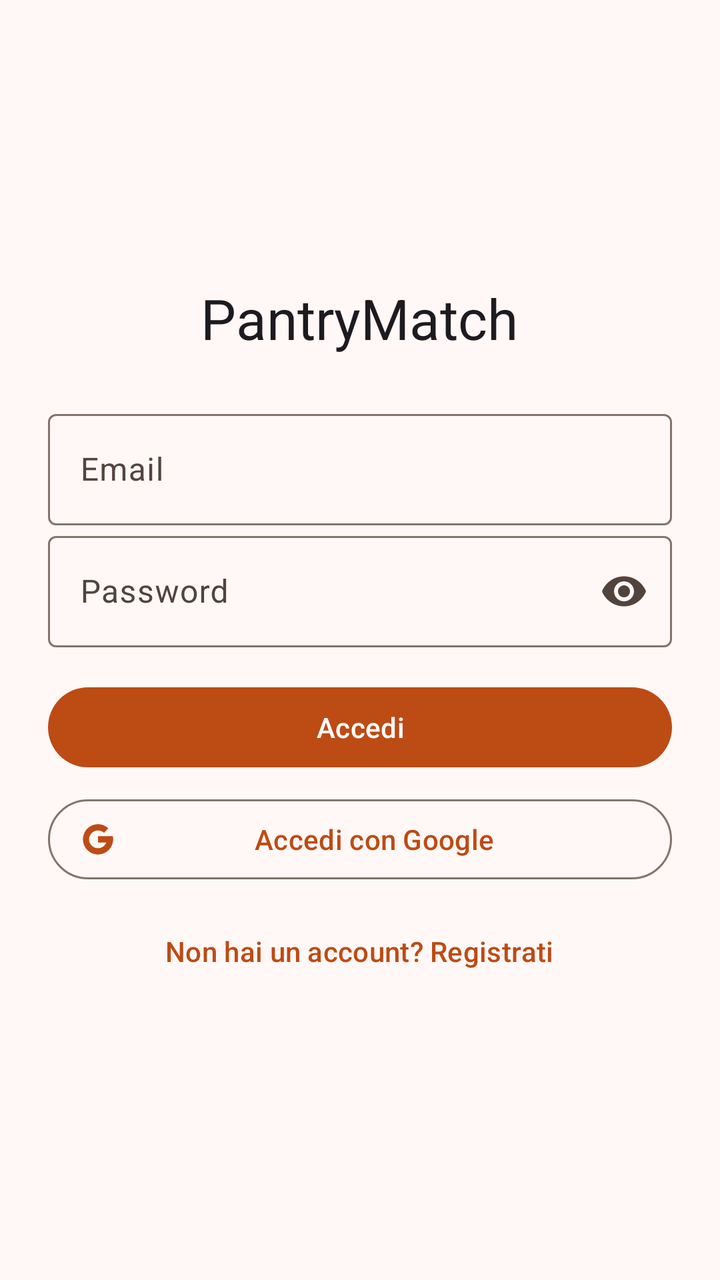
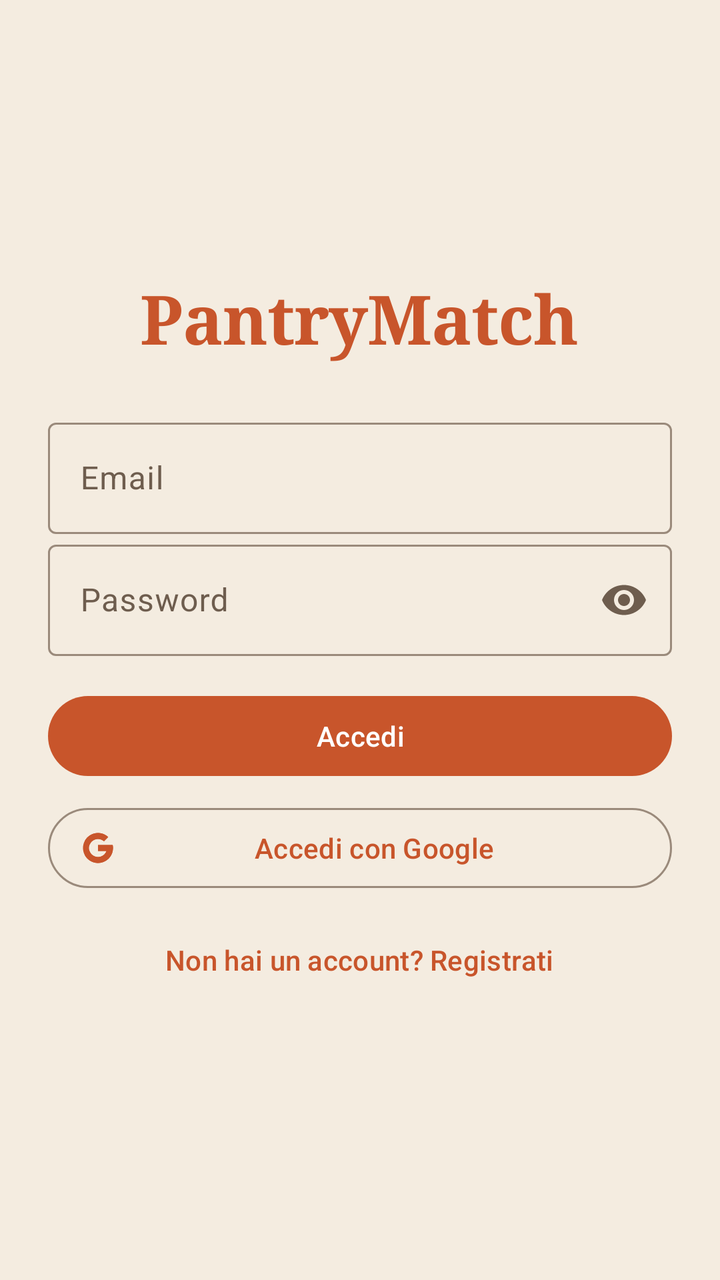

Before-and-after screenshots of an Android layout around one commit, followed by the original layout XML and the change that was made.
<!-- AndroidManifest.xml: application theme Theme.ESAMEMOBILE -->
<!-- res/layout/fragment_login.xml -->
<?xml version="1.0" encoding="utf-8"?>
<LinearLayout xmlns:android="http://schemas.android.com/apk/res/android"
    xmlns:app="http://schemas.android.com/apk/res-auto"
    android:layout_width="match_parent"
    android:layout_height="match_parent"
    android:gravity="center"
    android:orientation="vertical"
    android:padding="24dp">

    <TextView
        android:layout_width="wrap_content"
        android:layout_height="wrap_content"
        android:layout_marginBottom="24dp"
        android:text="@string/app_name"
        android:textAppearance="?attr/textAppearanceHeadlineMedium" />

    <com.google.android.material.textfield.TextInputLayout
        android:layout_width="match_parent"
        android:layout_height="wrap_content"
        android:hint="@string/email">

        <com.google.android.material.textfield.TextInputEditText
            android:id="@+id/editEmail"
            android:layout_width="match_parent"
            android:layout_height="wrap_content"
            android:inputType="textEmailAddress" />
    </com.google.android.material.textfield.TextInputLayout>

    <com.google.android.material.textfield.TextInputLayout
        android:layout_width="match_parent"
        android:layout_height="wrap_content"
        app:endIconMode="password_toggle"
        xmlns:app="http://schemas.android.com/apk/res-auto"
        android:hint="@string/password">

        <com.google.android.material.textfield.TextInputEditText
            android:id="@+id/editPassword"
            android:layout_width="match_parent"
            android:layout_height="wrap_content"
            android:inputType="textPassword" />
    </com.google.android.material.textfield.TextInputLayout>

    <com.google.android.material.button.MaterialButton
        android:id="@+id/buttonLogin"
        android:layout_width="match_parent"
        android:layout_height="wrap_content"
        android:layout_marginTop="16dp"
        android:text="@string/login" />

    <com.google.android.material.button.MaterialButton
        android:id="@+id/buttonGoogle"
        style="@style/Widget.Material3.Button.OutlinedButton.Icon"
        android:layout_width="match_parent"
        android:layout_height="wrap_content"
        android:layout_marginTop="8dp"
        android:text="@string/login_google"
        app:icon="@drawable/ic_google" />

    <com.google.android.material.button.MaterialButton
        android:id="@+id/buttonGoToRegister"
        style="@style/Widget.Material3.Button.TextButton"
        android:layout_width="wrap_content"
        android:layout_height="wrap_content"
        android:layout_marginTop="8dp"
        android:text="@string/go_to_register" />

    <ProgressBar
        android:id="@+id/progress"
        android:layout_width="wrap_content"
        android:layout_height="wrap_content"
        android:layout_marginTop="16dp"
        android:visibility="gone" />
</LinearLayout>
<!-- resources referenced by this layout -->
<resources>
  <!-- drawable ic_google (drawable) -->
  <vector xmlns:android="http://schemas.android.com/apk/res/android"
      android:width="24dp"
      android:height="24dp"
      android:viewportWidth="48"
      android:viewportHeight="48">
      <path
          android:fillColor="#FFC107"
          android:pathData="M43.611,20.083H42V20H24v8h11.303c-1.649,4.657 -6.08,8 -11.303,8c-6.627,0 -12,-5.373 -12,-12c0,-6.627 5.373,-12 12,-12c3.059,0 5.842,1.154 7.961,3.039l5.657,-5.657C34.046,6.053 29.268,4 24,4C12.955,4 4,12.955 4,24c0,11.045 8.955,20 20,20c11.045,0 20,-8.955 20,-20C44,22.659 43.862,21.35 43.611,20.083z" />
      <path
          android:fillColor="#FF3D00"
          android:pathData="M6.306,14.691l6.571,4.819C14.655,15.108 18.961,12 24,12c3.059,0 5.842,1.154 7.961,3.039l5.657,-5.657C34.046,6.053 29.268,4 24,4C16.318,4 9.656,8.337 6.306,14.691z" />
      <path
          android:fillColor="#4CAF50"
          android:pathData="M24,44c5.166,0 9.86,-1.977 13.409,-5.192l-6.19,-5.238C29.211,35.091 26.715,36 24,36c-5.202,0 -9.619,-3.317 -11.283,-7.946l-6.522,5.025C9.505,39.556 16.227,44 24,44z" />
      <path
          android:fillColor="#1976D2"
          android:pathData="M43.611,20.083H42V20H24v8h11.303c-0.792,2.237 -2.231,4.166 -4.087,5.571c0.001,-0.001 0.002,-0.001 0.003,-0.002l6.19,5.238C36.971,39.205 44,34 44,24C44,22.659 43.862,21.35 43.611,20.083z" />
  </vector>
  <string name="app_name">PantryMatch</string>
  <string name="email">Email</string>
  <string name="go_to_register">Non hai un account? Registrati</string>
  <string name="login">Accedi</string>
  <string name="login_google">Accedi con Google</string>
  <string name="password">Password</string>
  <style name="Theme.ESAMEMOBILE" parent="Base.Theme.ESAMEMOBILE" />
  <color name="md_primary">#BD4B14</color>
  <color name="md_on_primary">#FFFFFF</color>
  <color name="md_primary_container">#FFDBCC</color>
  <color name="md_on_primary_container">#380D00</color>
  <color name="md_inverse_primary">#FFB68F</color>
  <color name="md_secondary">#8C4A30</color>
  <color name="md_on_secondary">#FFFFFF</color>
  <color name="md_secondary_container">#FFDBCC</color>
  <color name="md_on_secondary_container">#341100</color>
  <color name="md_tertiary">#6D5C2E</color>
  <color name="md_on_tertiary">#FFFFFF</color>
  <color name="md_tertiary_container">#F8E0A1</color>
  <color name="md_on_tertiary_container">#221B00</color>
  <color name="md_error">#BA1A1A</color>
  <color name="md_on_error">#FFFFFF</color>
  <color name="md_error_container">#FFDAD6</color>
  <color name="md_on_error_container">#410002</color>
  <color name="md_background">#FFF8F6</color>
  <color name="md_on_background">#211A17</color>
  <color name="md_surface">#FFF8F6</color>
  <color name="md_on_surface">#211A17</color>
  <color name="md_surface_variant">#F4DED5</color>
  <color name="md_on_surface_variant">#52443D</color>
  <color name="md_inverse_surface">#362F2C</color>
  <color name="md_inverse_on_surface">#FBEEE9</color>
  <color name="md_outline">#84746B</color>
  <color name="md_outline_variant">#D7C2B8</color>
  <!-- unchanged entries left out for length: 1 -->
</resources>

<!-- the commit's change to res/layout/fragment_login.xml (unified diff, before → after) -->
@@ -11,8 +11,12 @@
         android:layout_width="wrap_content"
         android:layout_height="wrap_content"
         android:layout_marginBottom="24dp"
+        android:fontFamily="serif"
+        android:letterSpacing="-0.01"
         android:text="@string/app_name"
-        android:textAppearance="?attr/textAppearanceHeadlineMedium" />
+        android:textColor="@color/tavola_accent"
+        android:textSize="34sp"
+        android:textStyle="bold" />
 
     <com.google.android.material.textfield.TextInputLayout
         android:layout_width="match_parent"
<!-- resource entries referenced after the edit -->
@@ -1,5 +1,6 @@
 <!-- resources referenced by this layout -->
 <resources>
+  <color name="tavola_accent">#C8552B</color>
   <!-- drawable ic_google (drawable) -->
   <vector xmlns:android="http://schemas.android.com/apk/res/android"
       android:width="24dp"
@@ -26,10 +27,10 @@
   <string name="login_google">Accedi con Google</string>
   <string name="password">Password</string>
   <style name="Theme.ESAMEMOBILE" parent="Base.Theme.ESAMEMOBILE" />
-  <color name="md_primary">#BD4B14</color>
+  <color name="md_primary">#C8552B</color>
   <color name="md_on_primary">#FFFFFF</color>
-  <color name="md_primary_container">#FFDBCC</color>
-  <color name="md_on_primary_container">#380D00</color>
+  <color name="md_primary_container">#F7E4D4</color>
+  <color name="md_on_primary_container">#2C2420</color>
   <color name="md_inverse_primary">#FFB68F</color>
   <color name="md_secondary">#8C4A30</color>
   <color name="md_on_secondary">#FFFFFF</color>
@@ -43,16 +44,16 @@
   <color name="md_on_error">#FFFFFF</color>
   <color name="md_error_container">#FFDAD6</color>
   <color name="md_on_error_container">#410002</color>
-  <color name="md_background">#FFF8F6</color>
-  <color name="md_on_background">#211A17</color>
-  <color name="md_surface">#FFF8F6</color>
-  <color name="md_on_surface">#211A17</color>
-  <color name="md_surface_variant">#F4DED5</color>
-  <color name="md_on_surface_variant">#52443D</color>
+  <color name="md_background">#F4ECE0</color>
+  <color name="md_on_background">#2C2420</color>
+  <color name="md_surface">#FFFCF8</color>
+  <color name="md_on_surface">#2C2420</color>
+  <color name="md_surface_variant">#EBDFCF</color>
+  <color name="md_on_surface_variant">#6E5D4E</color>
   <color name="md_inverse_surface">#362F2C</color>
   <color name="md_inverse_on_surface">#FBEEE9</color>
-  <color name="md_outline">#84746B</color>
-  <color name="md_outline_variant">#D7C2B8</color>
+  <color name="md_outline">#9A8A7B</color>
+  <color name="md_outline_variant">#DDCBB9</color>
   <!-- unchanged entries left out for length: 1 -->
 </resources>
 
